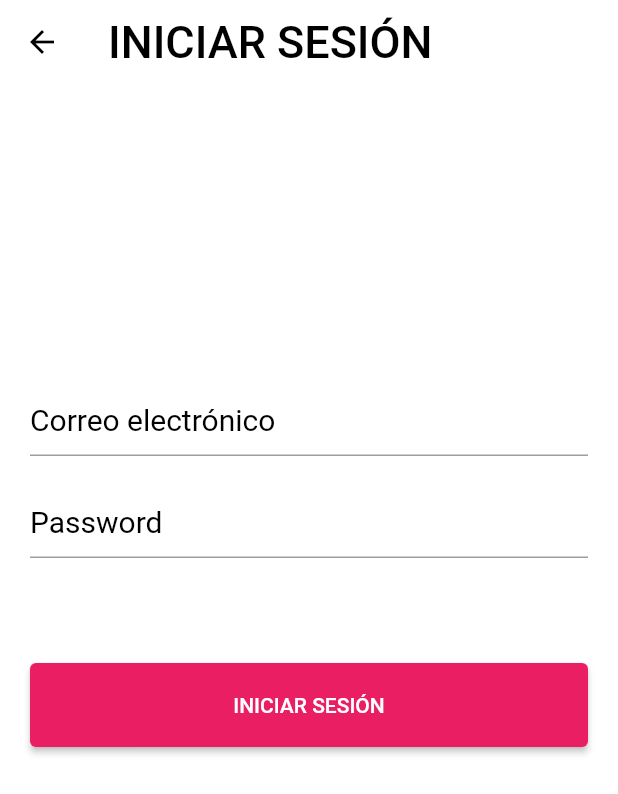
After one commit to sweetnight19/loveFoundIt, a Flutter app: the SingInFull screen opened directly, after a tap on "INICIAR SESIÓN", on a phone screen of 412 x 824 dp. The commit adds this screen. Shown: the top 794 px of the screen. Run offline on Flutter 3.47's test engine with Material 2 defaults, Android fonts, the light colour scheme and no system bars; our stand-ins replace firebase_auth, firebase_core; missing offline and left inert: sign_button; accounts and stored records are empty; network calls fail.

Commit message:
sign in with mail

```diff
--- /dev/null
+++ b/lib/API/api.dart
@@ -0,0 +1 @@
+class sign_with_mail {}
--- a/lib/login/login.dart
+++ b/lib/login/login.dart
@@ -1,4 +1,5 @@
 import 'package:flutter/material.dart';
+import 'package:love_found_it/login/sign_with_mail.dart';
 import 'package:sign_button/sign_button.dart';
 
 import '../custom_widget.dart';
@@ -85,7 +86,16 @@ class _LoginPageFullState extends State<LoginPageFull> {
                       child: Padding(
                           padding: const EdgeInsets.symmetric(horizontal: 60),
                           child: SignInButton(
-                              buttonType: ButtonType.mail, onPressed: () {})),
+                            buttonType: ButtonType.mail,
+                            onPressed: () {
+                              Navigator.push(
+                                context,
+                                MaterialPageRoute(
+                                  builder: (context) => const SingInFull(),
+                                ),
+                              );
+                            },
+                          )),
                     ),
                   ],
                 ),
--- /dev/null
+++ b/lib/login/sign_with_mail.dart
@@ -0,0 +1,107 @@
+import 'package:firebase_auth/firebase_auth.dart';
+import 'package:flutter/material.dart';
+import 'package:love_found_it/widgets/primary_button.dart';
+
+class SignInLess extends StatelessWidget {
+  const SignInLess({Key? key}) : super(key: key);
+
+  @override
+  Widget build(BuildContext context) {
+    return MaterialApp(home: SingInFull());
+  }
+}
+
+class SingInFull extends StatefulWidget {
+  const SingInFull({Key? key}) : super(key: key);
+
+  @override
+  _SingInFullState createState() => _SingInFullState();
+}
+
+class _SingInFullState extends State<SingInFull> {
+  final mailController = TextEditingController();
+  final passwordController = TextEditingController();
+
+  @override
+  Widget build(BuildContext context) {
+    return Scaffold(
+        backgroundColor: Colors.white,
+        appBar: AppBar(
+          iconTheme: const IconThemeData(color: Colors.black),
+          backgroundColor: Colors.white,
+          title: const Text(
+            'INICIAR SESIÓN',
+            style: TextStyle(
+              fontSize: 30,
+              color: Colors.black,
+            ),
+          ),
+          elevation: 0,
+        ),
+        body: Form(
+            child: Column(
+          mainAxisAlignment: MainAxisAlignment.start,
+          children: [
+            const SizedBox(
+              height: 200,
+            ),
+            Padding(
+              padding: const EdgeInsets.symmetric(horizontal: 20),
+              child: TextFormField(
+                controller: mailController,
+                decoration: const InputDecoration(
+                  hintText: 'Correo electrónico',
+                  hintStyle: TextStyle(
+                    fontSize: 20,
+                    color: Colors.black,
+                  ),
+                ),
+              ),
+            ),
+            Padding(
+              padding: const EdgeInsets.symmetric(horizontal: 20, vertical: 20),
+              child: TextFormField(
+                controller: passwordController,
+                obscureText: true,
+                decoration: const InputDecoration(
+                  hintText: 'Password',
+                  hintStyle: TextStyle(
+                    fontSize: 20,
+                    color: Colors.black,
+                  ),
+                ),
+              ),
+            ),
+            const SizedBox(
+              height: 50,
+            ),
+            Padding(
+              padding: const EdgeInsets.symmetric(horizontal: 20),
+              child: Row(
+                children: [
+                  Expanded(
+                      child: primaryButton("INICIAR SESIÓN", () async {
+                    try {
+                      UserCredential userCredential = await FirebaseAuth
+                          .instance
+                          .signInWithEmailAndPassword(
+                              email: mailController.text,
+                              password: passwordController.text);
+                    } on FirebaseAuthException catch (e) {
+                      if (e.code == 'user-not-found') {
+                        print('No user found for that email.');
+                      } else if (e.code == 'wrong-password') {
+                        print('Wrong password provided for that user.');
+                      }
+                    }
+                  })),
+                ],
+              ),
+            ),
+            const SizedBox(
+              height: 50,
+            ),
+          ],
+        )));
+  }
+}
--- a/lib/main.dart
+++ b/lib/main.dart
@@ -4,11 +4,14 @@ import 'package:love_found_it/login/recovery.dart';
 import 'login/login.dart';
 import 'login/register.dart';
 
-//Lib Firebase Auth
-//https://pub.dev/packages/firebase_auth/example
+//Firebase
+import 'package:firebase_auth/firebase_auth.dart';
+import 'package:firebase_core/firebase_core.dart';
 
-void main() {
-  runApp(const MyApp());
+void main() async {
+  WidgetsFlutterBinding.ensureInitialized();
+  await Firebase.initializeApp();
+  runApp(MyApp());
 }
 
 class MyApp extends StatelessWidget {
@@ -79,7 +82,7 @@ class _MyHomePageState extends State<MyHomePage> {
                             'CREAR UNA CUENTA',
                             style: TextStyle(color: Colors.black),
                           ),
-                          onPressed: () async {
+                          onPressed: () {
                             Navigator.push(
                               context,
                               MaterialPageRoute(
```
